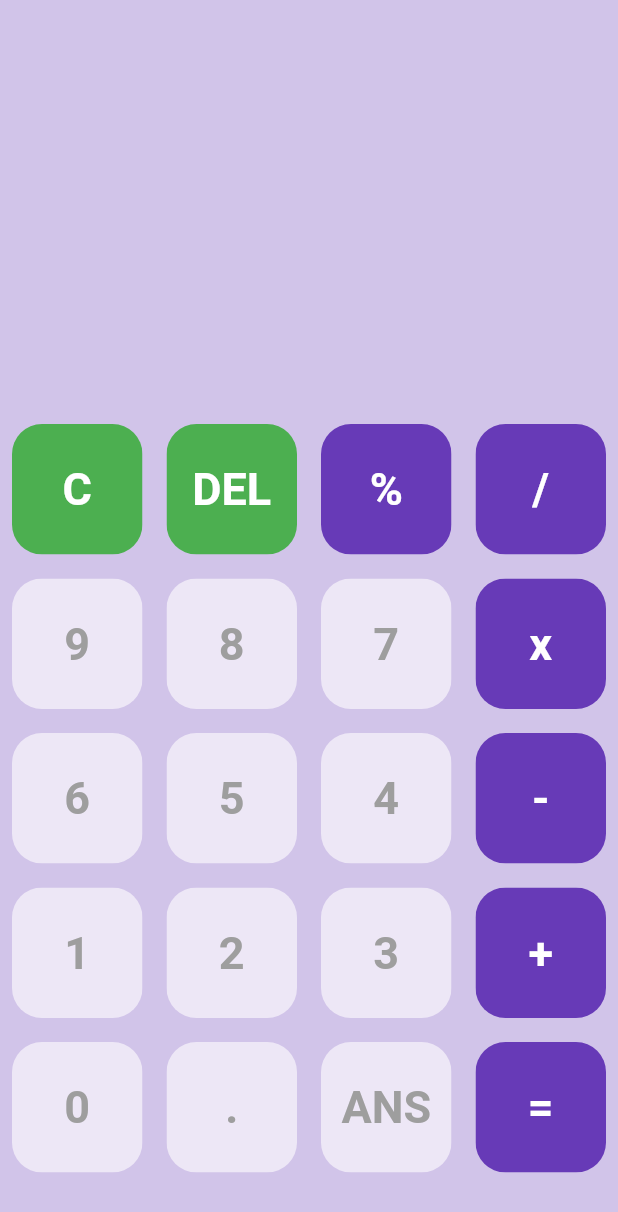
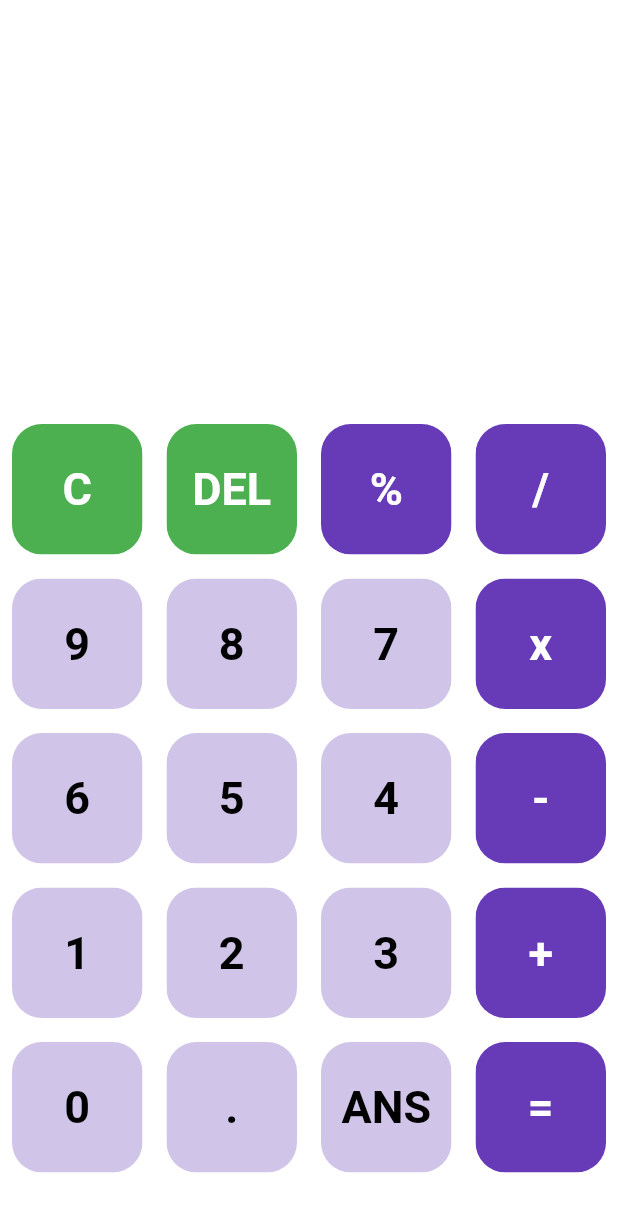
Before and after one commit to tinashemahwenda/calculator, a Flutter app: the screen it shows after launch, on a phone screen of 412 x 824 dp. Shown: the top 1212 px of the screen. Run offline on Flutter 3.47's test engine with Material 2 defaults, Android fonts, the phone set to English and light mode, and no system bars.

Commit message:
Update main.dart

```diff
--- a/calc/lib/main.dart
+++ b/calc/lib/main.dart
@@ -49,7 +49,7 @@ class _HomePageState extends State<HomePage> {
   @override
   Widget build(BuildContext context) {
     return Scaffold(
-      backgroundColor: Colors.deepPurple[100],
+      backgroundColor: Colors.white,
       body: Column(
         children: [
           Expanded(child: Container()),
@@ -72,11 +72,11 @@ class _HomePageState extends State<HomePage> {
                           return MyButton(
                               isOperator(buttons[index])
                                   ? Colors.deepPurple
-                                  : Colors.deepPurple[50],
+                                  : Colors.deepPurple[100],
                               buttons[index],
                               isOperator(buttons[index])
                                   ? Colors.white
-                                  : Colors.grey);
+                                  : Colors.black);
                         }
                       })))
         ],
```
